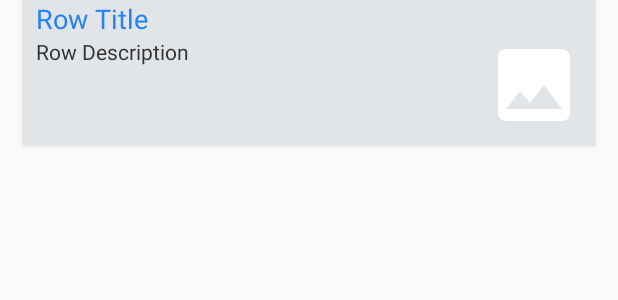
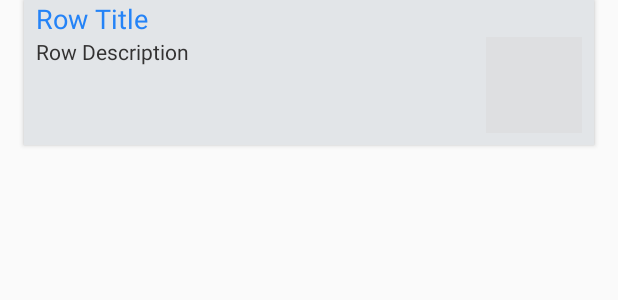
Before and after one commit to deepakbarad/facts, an Android app: the layout row_fact.xml on its own in the app's theme, with its tools: preview values and no code run, on a phone screen of 412 x 824 dp. Shown: the top 300 px of the screen. Run offline under Robolectric (Android 15) with nearby library versions, the phone set to English and light mode, and no system bars; network calls fail.

Commit message:
+ At this point,   1.Replaced default image with darkGray background for imageView

```diff
--- a/app/src/main/java/adapters/FactsRecyclerViewAdapter.kt
+++ b/app/src/main/java/adapters/FactsRecyclerViewAdapter.kt
@@ -40,7 +40,7 @@ class FactsRecyclerViewAdapter(val context:Context) : RecyclerView.Adapter<Facts
         val fact:Fact = this.facts.get(position);
         viewHolder.tvFactTitle.text = fact.title;
         viewHolder.tvDescription.text = fact.description;
-        viewHolder.ivFactPhoto.setImageDrawable(ContextCompat.getDrawable(viewHolder.ivFactPhoto.context,R.drawable.ic_image_blank));
+        viewHolder.ivFactPhoto.setImageBitmap(null);
         FactsImageDownloader.loadImage(fact.imageHref,viewHolder.ivFactPhoto)
     }
 
--- a/app/src/main/java/downloader/FactsImageDownloader.kt
+++ b/app/src/main/java/downloader/FactsImageDownloader.kt
@@ -1,6 +1,7 @@
 package downloader
 
 import android.graphics.Bitmap
+import android.graphics.drawable.BitmapDrawable
 import android.os.AsyncTask
 import android.os.Handler
 import android.os.Looper
@@ -50,7 +51,7 @@ class FactsImageDownloader()
                     //iv.setImageDrawable(ContextCompat.getDrawable(iv.context, R.drawable.ic_image_blank));
 
                     Handler(Looper.getMainLooper()).post(Runnable {
-                        iv.setImageDrawable(ContextCompat.getDrawable(iv.context, R.drawable.ic_image_blank))
+                        iv.setImageBitmap(null)
                     })
                 }
             })
--- a/app/src/main/java/global/App.kt
+++ b/app/src/main/java/global/App.kt
@@ -41,8 +41,8 @@ class App : Application()
         fun getOptions():DisplayImageOptions
         {
             val options:DisplayImageOptions = DisplayImageOptions.Builder()
-                    .showImageForEmptyUri(R.drawable.ic_image_blank)
-                    .showImageOnFail(R.drawable.ic_image_blank)
+                    //.showImageForEmptyUri(R.drawable.ic_image_blank)
+                    //.showImageOnFail(R.drawable.ic_image_blank)
                     .cacheInMemory(true)
                     .cacheOnDisk(true)
                     .build()
--- a/app/src/main/res/layout/row_fact.xml
+++ b/app/src/main/res/layout/row_fact.xml
@@ -47,10 +47,10 @@
         android:layout_marginEnd="@dimen/margin8dp"
         android:layout_marginRight="@dimen/margin8dp"
         android:layout_marginBottom="@dimen/margin8dp"
+        android:background="@color/drakGray"
         android:maxWidth="64dp"
         android:maxHeight="64dp"
         android:minWidth="64dp"
-        android:minHeight="64dp"
-        android:src="@drawable/ic_image_blank" />
+        android:minHeight="64dp" />
 
 </RelativeLayout>
--- a/app/src/main/res/values/colors.xml
+++ b/app/src/main/res/values/colors.xml
@@ -6,4 +6,5 @@
     <color name="colorBlue">#2483f7</color>
     <color name="colorBlack">#333232</color>
     <color name="colorLightGray">#e2e5e8</color>
+    <color name="drakGray">#dedfe1</color>
 </resources>
```
